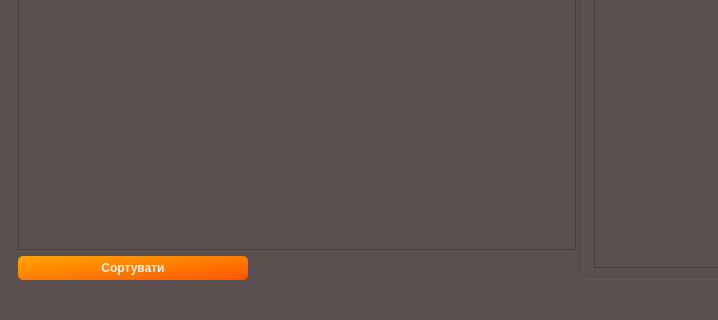
WAG13/Exam_OOP_summer, file ExamUI/mainwindow.ui: the form before one commit; both pictures show x 0 to 718 and y 380 to 700 of the 1050 by 700 pixel window.
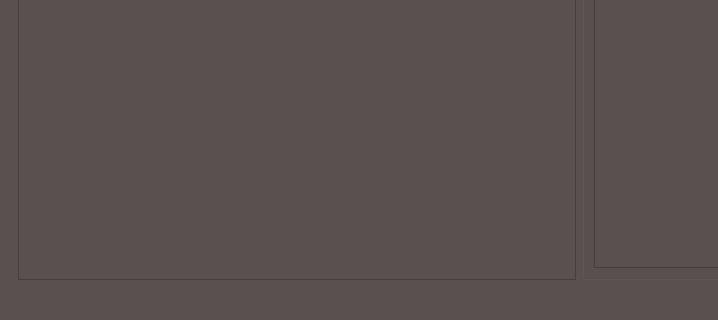
The form after the commit.

Commit message: Corrected Sort UI

Patch:
```diff
--- a/ExamUI/mainwindow.ui
+++ b/ExamUI/mainwindow.ui
@@ -967,13 +967,6 @@
             <item>
              <widget class="QListView" name="listView_4"/>
             </item>
-            <item>
-             <widget class="QPushButton" name="createSort">
-              <property name="text">
-               <string>Сортувати</string>
-              </property>
-             </widget>
-            </item>
            </layout>
           </item>
          </layout>
```
Left out of the diff: 12 changed lines with no effect on the pictures. The commit also changes 2 other files.
